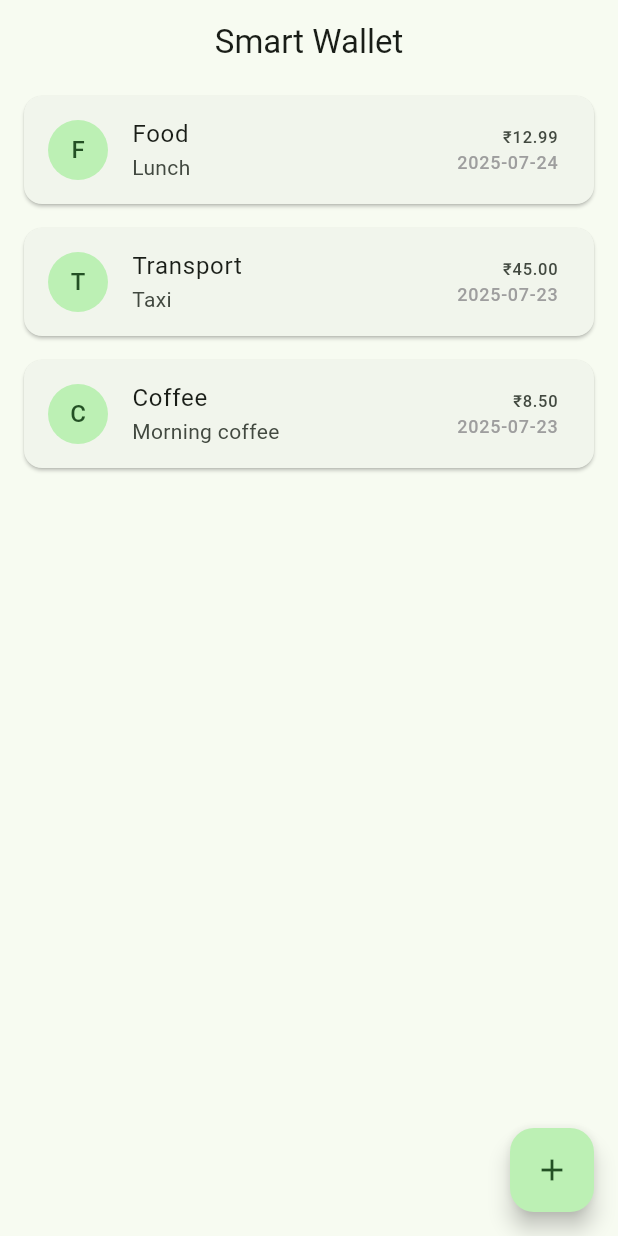
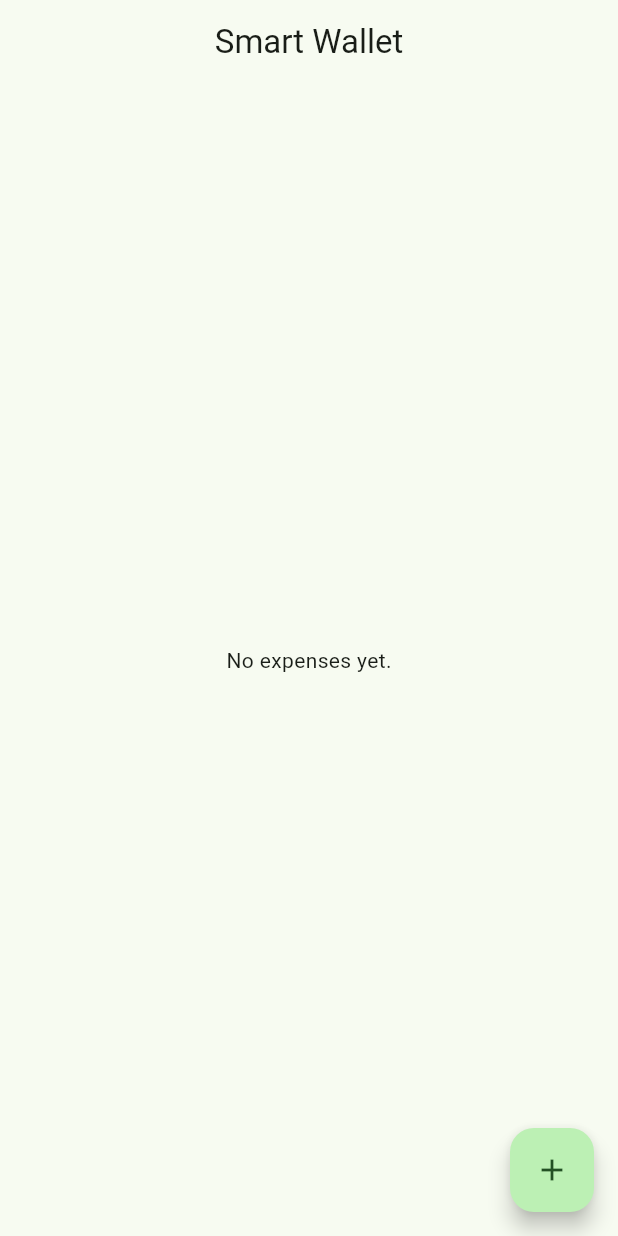
Before and after one commit to subhan-0073/smartwallet, a Flutter app: the screen it shows after launch, on a phone screen of 412 x 824 dp. Run offline on Flutter 3.47's test engine with Material 3 defaults, Android fonts, the phone set to English and light mode, and no system bars; our stand-ins replace sqflite; accounts and stored records are empty.

Commit message:
Milestone 4: Integrated SQLite for persistent expense storage with ExpenseDatabase helper and HomeScreen database connection.

```diff
--- /dev/null
+++ b/lib/db/expense_database.dart
@@ -0,0 +1,48 @@
+import 'package:path/path.dart';
+import 'package:sqflite/sqflite.dart';
+import '../models/expense.dart';
+
+class ExpenseDatabase {
+  static final ExpenseDatabase instance = ExpenseDatabase._instance();
+  static Database? _database;
+
+  ExpenseDatabase._instance();
+
+  Future<Database> get database async {
+    if (_database != null) return _database!;
+    _database = await _initDatabase();
+    return _database!;
+  }
+
+  Future<Database> _initDatabase() async {
+    final databasePath = await getDatabasesPath();
+    final path = join(databasePath, 'expense_database.db');
+
+    return await openDatabase(path, version: 1, onCreate: _onCreate);
+  }
+
+  Future<void> _onCreate(Database db, int version) async {
+    await db.execute('''
+    CREATE TABLE expenses (
+      id INTEGER PRIMARY KEY AUTOINCREMENT,
+      amount REAL NOT NULL,
+      category TEXT NOT NULL,
+      note TEXT NOT NULL,
+      date TEXT NOT NULL
+    )
+    ''');
+  }
+
+  Future<void> insertExpense(Expense expense) async {
+    final db = await instance.database;
+    await db.insert('expenses', expense.toMap());
+  }
+
+  Future<List<Expense>> getExpenses() async {
+    final db = await instance.database;
+    final List<Map<String, dynamic>> maps = await db.query('expenses');
+    final List<Expense> expenses =
+        List.generate(maps.length, (i) => Expense.fromMap(maps[i]));
+    return expenses;
+  }
+}
--- a/lib/screens/home_screen.dart
+++ b/lib/screens/home_screen.dart
@@ -2,6 +2,7 @@ import 'package:flutter/material.dart';
 import '../screens/add_expense_screen.dart';
 import '../models/expense.dart';
 import '../widgets/expense_tile.dart';
+import '../db/expense_database.dart';
 
 class HomeScreen extends StatefulWidget {
   const HomeScreen({super.key});
@@ -11,35 +12,40 @@ class HomeScreen extends StatefulWidget {
 }
 
 class _HomeScreenState extends State<HomeScreen> {
-  final List<Expense> mockExpenses = [
-    Expense(
-      amount: 12.99,
-      category: 'Food',
-      note: 'Lunch',
-      date: DateTime.parse('2025-07-24'),
-    ),
-    Expense(
-      amount: 45.00,
-      category: 'Transport',
-      note: 'Taxi',
-      date: DateTime.parse('2025-07-23'),
-    ),
-    Expense(
-      amount: 8.50,
-      category: 'Coffee',
-      note: 'Morning coffee',
-      date: DateTime.parse('2025-07-23'),
-    ),
-  ];
+  List<Expense> expenses = [];
+  bool isLoading = true;
+
+  @override
+  void initState() {
+    super.initState();
+    _loadExpenses();
+  }
+
+  Future<void> _loadExpenses() async {
+    final dbExpenses = await ExpenseDatabase.instance.getExpenses();
+    setState(() {
+      expenses = dbExpenses;
+      isLoading = false;
+    });
+  }
+
+  Future<void> _addExpense(Expense expense) async {
+    await ExpenseDatabase.instance.insertExpense(expense);
+    _loadExpenses();
+  }
 
   @override
   Widget build(BuildContext context) {
     return Scaffold(
       appBar: AppBar(title: const Text('Smart Wallet'), centerTitle: true),
-      body: ListView.builder(
-        itemCount: mockExpenses.length,
+      body: isLoading
+          ? const Center(child: CircularProgressIndicator())
+          : expenses.isEmpty
+          ? const Center(child: Text('No expenses yet.'))
+          : ListView.builder(
+              itemCount: expenses.length,
               itemBuilder: (context, index) {
-          final expense = mockExpenses[index];
+                final expense = expenses[index];
                 return ExpenseTile(
                   amount: expense.amount,
                   category: expense.category,
@@ -55,10 +61,8 @@ class _HomeScreenState extends State<HomeScreen> {
             MaterialPageRoute(builder: (context) => const AddExpenseScreen()),
           );
 
-          if (newExpense != null) {
-            setState(() {
-              mockExpenses.add(newExpense);
-            });
+          if (newExpense != null && newExpense is Expense) {
+            await _addExpense(newExpense);
           }
         },
         tooltip: 'Add Expense',
--- a/pubspec.yaml
+++ b/pubspec.yaml
@@ -2,7 +2,7 @@ name: smartwallet
 description: "A new Flutter project."
 # The following line prevents the package from being accidentally published to
 # pub.dev using `flutter pub publish`. This is preferred for private packages.
-publish_to: 'none' # Remove this line if you wish to publish to pub.dev
+publish_to: "none" # Remove this line if you wish to publish to pub.dev
 
 # The following defines the version and build number for your application.
 # A version number is three numbers separated by dots, like 1.2.43
@@ -34,6 +34,9 @@ dependencies:
   # The following adds the Cupertino Icons font to your application.
   # Use with the CupertinoIcons class for iOS style icons.
   cupertino_icons: ^1.0.8
+  sqflite: ^2.4.2
+  path_provider: ^2.1.5
+  path: ^1.9.1
 
 dev_dependencies:
   flutter_test:
@@ -51,7 +54,6 @@ dev_dependencies:
 
 # The following section is specific to Flutter packages.
 flutter:
-
   # The following line ensures that the Material Icons font is
   # included with your application, so that you can use the icons in
   # the material Icons class.
```
Also changed, not shown: lib/models/expense.dart (+18 -0 lines), pubspec.lock, 2 other files. Lines whose indentation alone changed are shown as unchanged.
